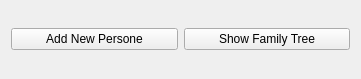
The window that familytree.ui (rakivchanyn/familytree) describes before a commit, drawn with Qt 5.
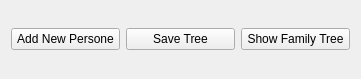
The same window after the commit.

Commit message: There was added saving family tree to XML file

What changed in the file:
```diff
--- a/familytree.ui
+++ b/familytree.ui
@@ -26,6 +26,13 @@
        </property>
       </widget>
      </item>
+     <item>
+      <widget class="QPushButton" name="pbSaveTree">
+       <property name="text">
+        <string>Save Tree</string>
+       </property>
+      </widget>
+     </item>
      <item>
       <widget class="QPushButton" name="btShowFamilyTree">
        <property name="text">
```
The commit also changes 8 other files.
